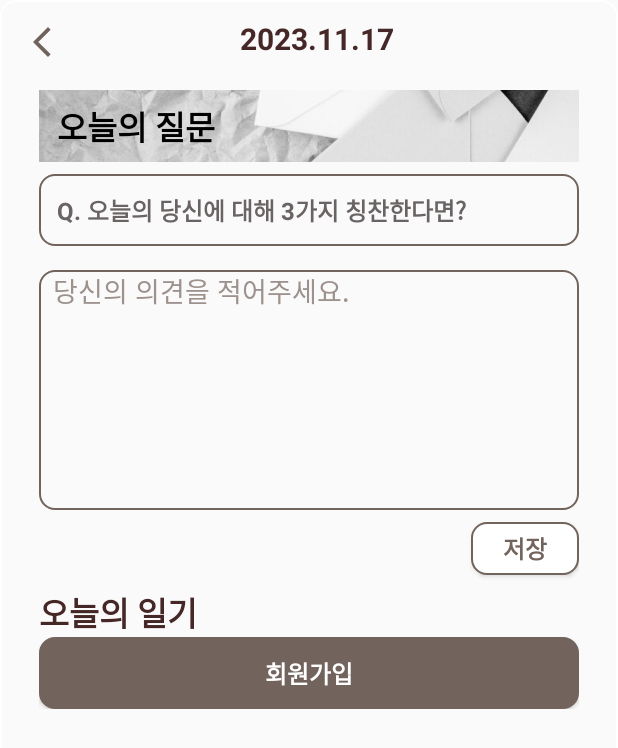
After one commit to tkatpgus19/Haru, an Android app: the fragment DiaryMainFragment shown on its own in the app's theme, on a phone screen of 412 x 824 dp. The commit adds this screen. Shown: the top 748 px of the screen. Run offline under Robolectric (Android 15) with nearby library versions, the phone set to English and light mode, and no system bars.

Commit message:
오늘의 일기 UI 일부 & 로그인 및 회원가입 UI 마무리

```diff
--- /dev/null
+++ b/android/app/src/main/java/com/ssafy/diary/diary/DiaryMainFragment.kt
@@ -0,0 +1,25 @@
+package com.ssafy.diary.diary
+
+import android.os.Bundle
+import androidx.fragment.app.Fragment
+import android.view.LayoutInflater
+import android.view.View
+import android.view.ViewGroup
+import com.ssafy.diary.R
+
+class DiaryMainFragment : Fragment() {
+
+    override fun onCreate(savedInstanceState: Bundle?) {
+        super.onCreate(savedInstanceState)
+
+    }
+
+    override fun onCreateView(
+        inflater: LayoutInflater, container: ViewGroup?,
+        savedInstanceState: Bundle?
+    ): View? {
+        // Inflate the layout for this fragment
+        return inflater.inflate(R.layout.fragment_diary_main, container, false)
+    }
+
+}
--- a/android/app/src/main/java/com/ssafy/diary/login/FindIdFragment.kt
+++ b/android/app/src/main/java/com/ssafy/diary/login/FindIdFragment.kt
@@ -7,27 +7,11 @@ import android.view.View
 import android.view.ViewGroup
 import com.ssafy.diary.R
 
-// TODO: Rename parameter arguments, choose names that match
-// the fragment initialization parameters, e.g. ARG_ITEM_NUMBER
-private const val ARG_PARAM1 = "param1"
-private const val ARG_PARAM2 = "param2"
-
-/**
- * A simple [Fragment] subclass.
- * Use the [FindIdFragment.newInstance] factory method to
- * create an instance of this fragment.
- */
 class FindIdFragment : Fragment() {
-    // TODO: Rename and change types of parameters
-    private var param1: String? = null
-    private var param2: String? = null
 
     override fun onCreate(savedInstanceState: Bundle?) {
         super.onCreate(savedInstanceState)
-        arguments?.let {
-            param1 = it.getString(ARG_PARAM1)
-            param2 = it.getString(ARG_PARAM2)
-        }
+
     }
 
     override fun onCreateView(
@@ -38,23 +22,4 @@ class FindIdFragment : Fragment() {
         return inflater.inflate(R.layout.fragment_find_id, container, false)
     }
 
-    companion object {
-        /**
-         * Use this factory method to create a new instance of
-         * this fragment using the provided parameters.
-         *
-         * @param param1 Parameter 1.
-         * @param param2 Parameter 2.
-         * @return A new instance of fragment FindIdFragment.
-         */
-        // TODO: Rename and change types and number of parameters
-        @JvmStatic
-        fun newInstance(param1: String, param2: String) =
-            FindIdFragment().apply {
-                arguments = Bundle().apply {
-                    putString(ARG_PARAM1, param1)
-                    putString(ARG_PARAM2, param2)
-                }
-            }
-    }
 }
--- a/android/app/src/main/java/com/ssafy/diary/login/OpenFragment.kt
+++ b/android/app/src/main/java/com/ssafy/diary/login/OpenFragment.kt
@@ -7,27 +7,12 @@ import android.view.View
 import android.view.ViewGroup
 import com.ssafy.diary.R
 
-// TODO: Rename parameter arguments, choose names that match
-// the fragment initialization parameters, e.g. ARG_ITEM_NUMBER
-private const val ARG_PARAM1 = "param1"
-private const val ARG_PARAM2 = "param2"
 
-/**
- * A simple [Fragment] subclass.
- * Use the [OpenFragment.newInstance] factory method to
- * create an instance of this fragment.
- */
 class OpenFragment : Fragment() {
-    // TODO: Rename and change types of parameters
-    private var param1: String? = null
-    private var param2: String? = null
 
     override fun onCreate(savedInstanceState: Bundle?) {
         super.onCreate(savedInstanceState)
-        arguments?.let {
-            param1 = it.getString(ARG_PARAM1)
-            param2 = it.getString(ARG_PARAM2)
-        }
+
     }
 
     override fun onCreateView(
@@ -38,23 +23,4 @@ class OpenFragment : Fragment() {
         return inflater.inflate(R.layout.fragment_open, container, false)
     }
 
-    companion object {
-        /**
-         * Use this factory method to create a new instance of
-         * this fragment using the provided parameters.
-         *
-         * @param param1 Parameter 1.
-         * @param param2 Parameter 2.
-         * @return A new instance of fragment OpenFragment.
-         */
-        // TODO: Rename and change types and number of parameters
-        @JvmStatic
-        fun newInstance(param1: String, param2: String) =
-            OpenFragment().apply {
-                arguments = Bundle().apply {
-                    putString(ARG_PARAM1, param1)
-                    putString(ARG_PARAM2, param2)
-                }
-            }
-    }
 }
--- /dev/null
+++ b/android/app/src/main/res/drawable/baseline_remove_red_eye_24.xml
@@ -0,0 +1,5 @@
+<vector android:height="24dp" android:tint="#71625D"
+    android:viewportHeight="24" android:viewportWidth="24"
+    android:width="24dp" xmlns:android="http://schemas.android.com/apk/res/android">
+    <path android:fillColor="@android:color/white" android:pathData="M12,4.5C7,4.5 2.73,7.61 1,12c1.73,4.39 6,7.5 11,7.5s9.27,-3.11 11,-7.5c-1.73,-4.39 -6,-7.5 -11,-7.5zM12,17c-2.76,0 -5,-2.24 -5,-5s2.24,-5 5,-5 5,2.24 5,5 -2.24,5 -5,5zM12,9c-1.66,0 -3,1.34 -3,3s1.34,3 3,3 3,-1.34 3,-3 -1.34,-3 -3,-3z"/>
+</vector>
--- /dev/null
+++ b/android/app/src/main/res/drawable/edit_text_shape.xml
@@ -0,0 +1,15 @@
+<?xml version="1.0" encoding="utf-8"?>
+<shape xmlns:android="http://schemas.android.com/apk/res/android"
+    android:shape="rectangle" android:padding = "10dp">
+    <!-- 버튼 색깔 -->
+
+    <!-- 네 귀퉁이 모양 -->
+    <corners
+        android:bottomLeftRadius="10dp"
+        android:bottomRightRadius="10dp"
+        android:topLeftRadius="10dp"
+        android:topRightRadius="10dp"/>
+    <!-- 테두리 색깔 -->
+    <stroke android:width="1dp"
+        android:color="#FFFFFF"/>
+</shape>
--- /dev/null
+++ b/android/app/src/main/res/drawable/text_view_shape.xml
@@ -0,0 +1,15 @@
+<?xml version="1.0" encoding="utf-8"?>
+<shape xmlns:android="http://schemas.android.com/apk/res/android"
+    android:shape="rectangle" android:padding = "10dp">
+    <!-- 버튼 색깔 -->
+
+    <!-- 네 귀퉁이 모양 -->
+    <corners
+        android:bottomLeftRadius="10dp"
+        android:bottomRightRadius="10dp"
+        android:topLeftRadius="10dp"
+        android:topRightRadius="10dp"/>
+    <!-- 테두리 색깔 -->
+    <stroke android:width="1dp"
+        android:color="#72635D"/>
+</shape>
--- /dev/null
+++ b/android/app/src/main/res/layout/fragment_diary_main.xml
@@ -0,0 +1,136 @@
+<?xml version="1.0" encoding="utf-8"?>
+<androidx.constraintlayout.widget.ConstraintLayout xmlns:android="http://schemas.android.com/apk/res/android"
+    xmlns:app="http://schemas.android.com/apk/res-auto"
+    xmlns:tools="http://schemas.android.com/tools"
+    android:layout_width="match_parent"
+    android:layout_height="match_parent"
+    android:background="@drawable/edit_text_shape"
+    tools:context=".diary.DiaryMainFragment">
+
+    <LinearLayout
+        android:id="@+id/layout01"
+        android:layout_width="match_parent"
+        android:layout_height="wrap_content"
+        android:orientation="horizontal"
+        app:layout_constraintEnd_toEndOf="parent"
+        app:layout_constraintStart_toStartOf="parent"
+        app:layout_constraintTop_toTopOf="parent">
+
+        <ImageView
+            android:id="@+id/imageView"
+            android:layout_width="wrap_content"
+            android:layout_height="wrap_content"
+            android:layout_marginLeft="16dp"
+            android:layout_marginTop="16dp"
+            android:src="@drawable/baseline_arrow_back_ios_new_24"
+            tools:layout_editor_absoluteX="17dp"
+            tools:layout_editor_absoluteY="16dp" />
+
+        <TextView
+            android:layout_width="wrap_content"
+            android:layout_height="wrap_content"
+            android:layout_marginLeft="120dp"
+            android:layout_marginTop="12dp"
+            android:text="2023.11.17"
+            android:textColor="#462727"
+            android:textSize="20dp"
+            android:textStyle="bold" />
+
+    </LinearLayout>
+
+    <LinearLayout
+        android:layout_width="360dp"
+        android:layout_height="wrap_content"
+        android:layout_marginTop="20dp"
+        android:orientation="vertical"
+        app:layout_constraintEnd_toEndOf="parent"
+        app:layout_constraintStart_toStartOf="parent"
+        app:layout_constraintTop_toBottomOf="@+id/layout01">
+
+        <FrameLayout
+            android:layout_width="match_parent"
+            android:layout_height="wrap_content"
+            android:layout_marginBottom="8dp">
+
+            <ImageView
+                android:id="@+id/img_question_back"
+                android:layout_width="420dp"
+                android:layout_height="48dp"
+                android:scaleType="centerCrop"
+                android:background="@drawable/edit_text_shape"
+                android:src="@drawable/today_question_back"
+                tools:layout_editor_absoluteX="0dp"
+                tools:layout_editor_absoluteY="355dp" />
+
+            <TextView
+                android:layout_width="match_parent"
+                android:layout_height="wrap_content"
+                android:text="오늘의 질문"
+                android:textStyle="bold"
+                android:layout_gravity="center"
+                android:gravity="left"
+                android:textSize="22sp"
+                android:layout_marginLeft="8dp"
+                android:textColor="@color/black"/>
+
+
+        </FrameLayout>
+
+        <TextView
+            android:id="@+id/text_today_question"
+            android:layout_width="match_parent"
+            android:layout_height="48dp"
+            android:background="@drawable/text_view_shape"
+            android:text="   Q. 오늘의 당신에 대해 3가지 칭찬한다면?"
+            android:textStyle="bold"
+            android:textColor="#6A6363"
+            android:gravity="center_vertical"
+            android:textSize="16sp"
+            android:layout_marginBottom="16dp"/>
+
+        <EditText
+            android:id="@+id/edit_text_today_question_answer"
+            android:layout_width="match_parent"
+            android:layout_height="160dp"
+            android:layout_marginBottom="8dp"
+            android:background="@drawable/search_box_style"
+            android:hint="  당신의 의견을 적어주세요."
+            android:textColorHint="#9C918D"
+            android:gravity="top"/>
+
+
+        <Button
+            android:id="@+id/btn_save"
+            android:layout_width="72dp"
+            android:layout_height="35dp"
+            android:text="저장"
+            android:textSize="16sp"
+            android:textStyle="bold"
+            android:textColor="#72635D"
+            android:background="@drawable/btn_style2"
+            android:layout_marginBottom="8dp"
+            android:layout_gravity="right"/>
+
+        <TextView
+            android:layout_width="match_parent"
+            android:layout_height="wrap_content"
+            android:text="오늘의 일기"
+            android:textColor="#462727"
+            android:textSize="22dp"
+            android:textStyle="bold"
+            android:gravity="left"/>
+
+        <Button
+            android:id="@+id/btn_login"
+            android:layout_width="match_parent"
+            android:layout_height="wrap_content"
+            android:background="@drawable/btn_style"
+            android:text="회원가입"
+            android:textColor="@color/white"
+            android:textSize="16sp"
+            android:textStyle="bold" />
+
+    </LinearLayout>
+
+
+</androidx.constraintlayout.widget.ConstraintLayout>
--- a/android/app/src/main/res/layout/fragment_join.xml
+++ b/android/app/src/main/res/layout/fragment_join.xml
@@ -62,7 +62,6 @@
             android:layout_height="match_parent"
             android:orientation="horizontal">
 
-        </LinearLayout>
             <EditText
                 android:id="@+id/edit_id"
                 android:layout_width="220dp"
@@ -70,7 +69,24 @@
                 android:background="@drawable/search_box_style"
                 android:hint="  id"
                 android:textColorHint="#9C918D"
-            android:layout_marginBottom="8dp"/>
+                android:layout_marginBottom="8dp"
+                android:layout_marginRight="8dp"/>
+
+            <Button
+                android:id="@+id/btn_check"
+                android:layout_width="match_parent"
+                android:layout_height="wrap_content"
+                android:text="중복 체크"
+                android:textSize="16sp"
+                android:textStyle="bold"
+                android:textColor="#72635D"
+                android:background="@drawable/btn_style2"/>
+
+        </LinearLayout>
+
+        <FrameLayout
+            android:layout_width="match_parent"
+            android:layout_height="wrap_content">
 
             <EditText
                 android:id="@+id/edit_password"
@@ -80,6 +96,18 @@
                 android:hint="  password"
                 android:textColorHint="#9C918D"
                 android:layout_marginBottom="8dp"/>
+
+            <ImageView
+                android:id="@+id/img_password_eye"
+                android:layout_width="wrap_content"
+                android:layout_height="wrap_content"
+                android:layout_gravity="right"
+                android:src="@drawable/baseline_remove_red_eye_24"
+                android:layout_marginRight="8dp"
+                android:layout_marginTop="12dp"/>
+
+
+        </FrameLayout>
 
         <EditText
             android:id="@+id/edit_email"
```
Also changed, not shown: android/app/src/main/res/drawable/today_question_back.PNG (added). Lines whose indentation alone changed are shown as unchanged.
